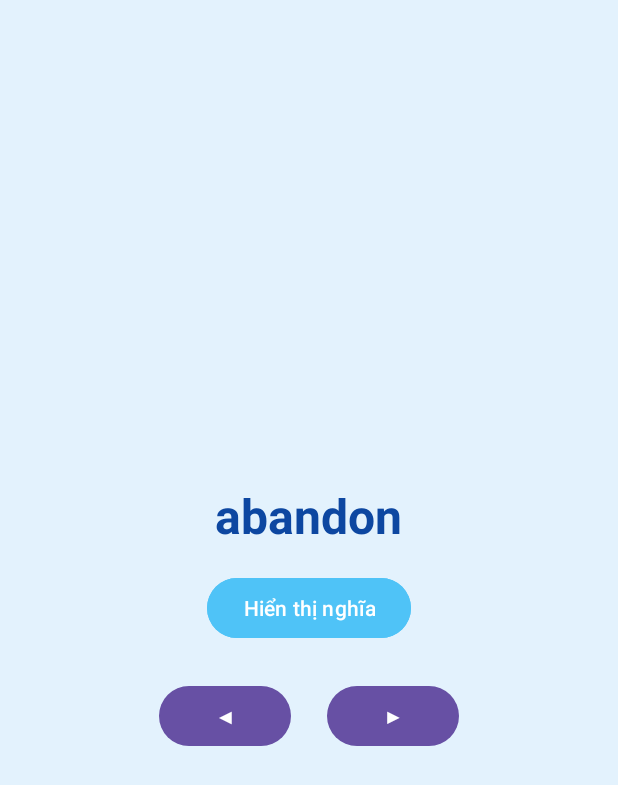
After one commit to hahoang1111/ProjectFinal_Gr03_App, an Android app: the FlashcardActivity screen opened directly, with no data from a screen before it, on a phone screen of 412 x 824 dp. The commit adds this screen. Shown: the top 785 px of the screen. Run offline under Robolectric (Android 15) with nearby library versions, the phone set to English and light mode, and no system bars.

Commit message:
update flashcard

```diff
--- a/app/src/main/AndroidManifest.xml
+++ b/app/src/main/AndroidManifest.xml
@@ -26,5 +26,6 @@
         <activity android:name=".QuizResultActivity" />
         <activity android:name=".QuizHandleActivity" />
         <activity android:name=".dictionary.VocabDetailActivity" />
+        <activity android:name=".dictionary.FlashcardActivity" />
     </application>
 </manifest>
--- a/app/src/main/java/com/example/projectfinal_gr03_app/dictionary/DictionaryA_V.java
+++ b/app/src/main/java/com/example/projectfinal_gr03_app/dictionary/DictionaryA_V.java
@@ -1,18 +1,20 @@
 package com.example.projectfinal_gr03_app.dictionary;
 
+import android.content.Intent;
 import android.os.Bundle;
 import android.os.Handler;
 import android.os.Looper;
 import android.text.Editable;
 import android.text.TextWatcher;
+import android.widget.EditText;
+import android.widget.ImageButton;
+
 import androidx.appcompat.app.AppCompatActivity;
-import android.database.sqlite.SQLiteDatabase;
 import androidx.recyclerview.widget.LinearLayoutManager;
 import androidx.recyclerview.widget.RecyclerView;
 
-import android.widget.EditText;
-
 import com.example.projectfinal_gr03_app.R;
+import com.google.android.material.button.MaterialButton;
 
 import org.json.JSONArray;
 import org.json.JSONObject;
@@ -20,6 +22,7 @@ import org.json.JSONObject;
 import java.io.BufferedReader;
 import java.io.InputStream;
 import java.io.InputStreamReader;
+import java.io.Serializable;
 import java.util.ArrayList;
 import java.util.List;
 
@@ -30,31 +33,27 @@ public class DictionaryA_V extends AppCompatActivity {
     private VocabularyAdapter adapter;
     private List<Vocabulary_Dic> wordList;
     private final Handler searchHandler = new Handler(Looper.getMainLooper());
-    private Runnable searchRunnable;
 
     @Override
     protected void onCreate(Bundle savedInstanceState) {
         super.onCreate(savedInstanceState);
         setContentView(R.layout.dictionarya_v);
 
-        // Khởi tạo view
         rvVocabulary = findViewById(R.id.rvVocabulary);
         etSearch = findViewById(R.id.etSearch);
 
+        // Load danh sách từ vựng từ JSON
         wordList = loadVocabularyFromJson();
 
-        // Khởi tạo danh sách từ vựng mẫu
-
-
-        // Khởi tạo và thiết lập Adapter
+        // Thiết lập Adapter và RecyclerView
         adapter = new VocabularyAdapter(wordList);
         rvVocabulary.setLayoutManager(new LinearLayoutManager(this));
         rvVocabulary.setAdapter(adapter);
 
-        // Filter words on search
+        // Xử lý tìm kiếm
         etSearch.addTextChangedListener(new TextWatcher() {
-            @Override
-            public void beforeTextChanged(CharSequence s, int start, int count, int after) {}
+            @Override public void beforeTextChanged(CharSequence s, int start, int count, int after) {}
+            @Override public void afterTextChanged(Editable s) {}
 
             @Override
             public void onTextChanged(CharSequence s, int start, int before, int count) {
@@ -62,16 +61,20 @@ public class DictionaryA_V extends AppCompatActivity {
                     adapter.filter(s != null ? s.toString() : "");
                 }
             }
+        });
 
-            @Override
-            public void afterTextChanged(Editable s) {}
+        // Bắt sự kiện nút Flashcard
+        MaterialButton btnFlashcard = findViewById(R.id.btnFlashcard);
+        btnFlashcard.setOnClickListener(v -> {
+            Intent intent = new Intent(DictionaryA_V.this, FlashcardActivity.class);
+            intent.putExtra("vocab_list", new ArrayList<>(wordList));
+            startActivity(intent);
         });
     }
 
     private List<Vocabulary_Dic> loadVocabularyFromJson() {
         List<Vocabulary_Dic> vocabularyList = new ArrayList<>();
         try {
-            // Mở file JSON từ res/raw
             InputStream inputStream = getResources().openRawResource(R.raw.vocabulary);
             BufferedReader reader = new BufferedReader(new InputStreamReader(inputStream));
             StringBuilder jsonString = new StringBuilder();
@@ -82,7 +85,6 @@ public class DictionaryA_V extends AppCompatActivity {
             reader.close();
             inputStream.close();
 
-            // Parse JSON
             JSONArray jsonArray = new JSONArray(jsonString.toString());
             for (int i = 0; i < jsonArray.length(); i++) {
                 JSONObject obj = jsonArray.getJSONObject(i);
@@ -93,7 +95,6 @@ public class DictionaryA_V extends AppCompatActivity {
                 String partOfSpeech = obj.optString("partOfSpeech", "");
                 String grammarNote = obj.optString("grammarNote", "");
 
-                // Parse List<String> từ JSONArray
                 List<String> meanings = new ArrayList<>();
                 JSONArray meaningsArray = obj.optJSONArray("vietnameseMeanings");
                 if (meaningsArray != null) {
@@ -126,7 +127,6 @@ public class DictionaryA_V extends AppCompatActivity {
                     }
                 }
 
-                // Tạo object và thêm vào danh sách
                 Vocabulary_Dic vocab = new Vocabulary_Dic(
                         englishWord,
                         phoneticUK,
@@ -148,6 +148,4 @@ public class DictionaryA_V extends AppCompatActivity {
 
         return vocabularyList;
     }
-
-
 }
--- /dev/null
+++ b/app/src/main/java/com/example/projectfinal_gr03_app/dictionary/FlashcardActivity.java
@@ -0,0 +1,166 @@
+package com.example.projectfinal_gr03_app.dictionary;
+
+import android.os.Bundle;
+import android.view.View;
+import android.widget.Button;
+import android.widget.TextView;
+
+import androidx.appcompat.app.AppCompatActivity;
+
+import com.example.projectfinal_gr03_app.R;
+
+import org.json.JSONArray;
+import org.json.JSONObject;
+
+import java.io.BufferedReader;
+import java.io.InputStream;
+import java.io.InputStreamReader;
+import java.util.ArrayList;
+import java.util.List;
+
+public class FlashcardActivity extends AppCompatActivity {
+
+    private TextView tvEnglishWord, tvMeaning;
+    private Button btnShowMeaning, btnNext, btnPrevious;
+
+    private List<Vocabulary_Dic> wordList;
+    private int currentIndex = 0;
+    private boolean isMeaningShown = false;
+
+    @Override
+    protected void onCreate(Bundle savedInstanceState) {
+        super.onCreate(savedInstanceState);
+        setContentView(R.layout.activity_flashcard); // Đảm bảo bạn tạo file XML này
+
+        // Ánh xạ view
+        tvEnglishWord = findViewById(R.id.tvEnglishWord);
+        tvMeaning = findViewById(R.id.tvMeaning);
+        btnShowMeaning = findViewById(R.id.btnShowMeaning);
+        btnNext = findViewById(R.id.btnNext);
+        btnPrevious = findViewById(R.id.btnPrevious);
+
+        wordList = loadVocabularyFromJson();
+        if (!wordList.isEmpty()) {
+            displayCurrentWord();
+        }
+
+        btnShowMeaning.setOnClickListener(v -> toggleMeaning());
+
+        btnNext.setOnClickListener(v -> {
+            if (currentIndex < wordList.size() - 1) {
+                currentIndex++;
+                displayCurrentWord();
+            }
+        });
+
+        btnPrevious.setOnClickListener(v -> {
+            if (currentIndex > 0) {
+                currentIndex--;
+                displayCurrentWord();
+            }
+        });
+    }
+
+    private void displayCurrentWord() {
+        isMeaningShown = false;
+        Vocabulary_Dic vocab = wordList.get(currentIndex);
+        tvEnglishWord.setText(vocab.getEnglishWord());
+        tvMeaning.setVisibility(View.GONE);
+        btnShowMeaning.setText("Hiển thị nghĩa");
+    }
+
+    private void toggleMeaning() {
+        if (!isMeaningShown) {
+            Vocabulary_Dic vocab = wordList.get(currentIndex);
+            String meaning = (vocab.getVietnameseMeanings() != null && !vocab.getVietnameseMeanings().isEmpty())
+                    ? vocab.getVietnameseMeanings().get(0)
+                    : "Chưa có nghĩa";
+
+            tvMeaning.setText(meaning);
+            tvMeaning.setVisibility(View.VISIBLE);
+            btnShowMeaning.setText("Ẩn nghĩa");
+            isMeaningShown = true;
+        } else {
+            tvMeaning.setVisibility(View.GONE);
+            btnShowMeaning.setText("Hiển thị nghĩa");
+            isMeaningShown = false;
+        }
+    }
+
+    private List<Vocabulary_Dic> loadVocabularyFromJson() {
+        List<Vocabulary_Dic> vocabularyList = new ArrayList<>();
+        try {
+            InputStream inputStream = getResources().openRawResource(R.raw.vocabulary);
+            BufferedReader reader = new BufferedReader(new InputStreamReader(inputStream));
+            StringBuilder jsonString = new StringBuilder();
+            String line;
+            while ((line = reader.readLine()) != null) {
+                jsonString.append(line);
+            }
+            reader.close();
+            inputStream.close();
+
+            JSONArray jsonArray = new JSONArray(jsonString.toString());
+            for (int i = 0; i < jsonArray.length(); i++) {
+                JSONObject obj = jsonArray.getJSONObject(i);
+
+                String englishWord = obj.optString("englishWord", "");
+                String phoneticUK = obj.optString("phoneticUK", "");
+                String phoneticUS = obj.optString("phoneticUS", "");
+                String partOfSpeech = obj.optString("partOfSpeech", "");
+                String grammarNote = obj.optString("grammarNote", "");
+
+                List<String> meanings = new ArrayList<>();
+                JSONArray meaningsArray = obj.optJSONArray("vietnameseMeanings");
+                if (meaningsArray != null) {
+                    for (int j = 0; j < meaningsArray.length(); j++) {
+                        meanings.add(meaningsArray.optString(j));
+                    }
+                }
+
+                List<String> examples = new ArrayList<>();
+                JSONArray examplesArray = obj.optJSONArray("examples");
+                if (examplesArray != null) {
+                    for (int j = 0; j < examplesArray.length(); j++) {
+                        examples.add(examplesArray.optString(j));
+                    }
+                }
+
+                List<String> synonyms = new ArrayList<>();
+                JSONArray synonymsArray = obj.optJSONArray("synonyms");
+                if (synonymsArray != null) {
+                    for (int j = 0; j < synonymsArray.length(); j++) {
+                        synonyms.add(synonymsArray.optString(j));
+                    }
+                }
+
+                List<String> antonyms = new ArrayList<>();
+                JSONArray antonymsArray = obj.optJSONArray("antonyms");
+                if (antonymsArray != null) {
+                    for (int j = 0; j < antonymsArray.length(); j++) {
+                        antonyms.add(antonymsArray.optString(j));
+                    }
+                }
+
+                Vocabulary_Dic vocab = new Vocabulary_Dic(
+                        englishWord,
+                        phoneticUK,
+                        phoneticUS,
+                        partOfSpeech,
+                        meanings,
+                        examples,
+                        synonyms,
+                        antonyms,
+                        grammarNote
+                );
+
+                vocabularyList.add(vocab);
+            }
+
+        } catch (Exception e) {
+            e.printStackTrace();
+        }
+
+        return vocabularyList;
+    }
+}
--- /dev/null
+++ b/app/src/main/res/layout/activity_flashcard.xml
@@ -0,0 +1,62 @@
+<?xml version="1.0" encoding="utf-8"?>
+<LinearLayout xmlns:android="http://schemas.android.com/apk/res/android"
+    android:id="@+id/flashcardLayout"
+    android:layout_width="match_parent"
+    android:layout_height="match_parent"
+    android:background="#E3F2FD"
+    android:orientation="vertical"
+    android:padding="24dp"
+    android:gravity="center">
+
+    <!-- Từ tiếng Anh -->
+    <TextView
+        android:id="@+id/tvEnglishWord"
+        android:layout_width="wrap_content"
+        android:layout_height="wrap_content"
+        android:text="Example"
+        android:textSize="32sp"
+        android:textStyle="bold"
+        android:textColor="#0D47A1"
+        android:layout_marginBottom="16dp"/>
+
+    <!-- Nghĩa tiếng Việt (ẩn/hiện) -->
+    <TextView
+        android:id="@+id/tvMeaning"
+        android:layout_width="wrap_content"
+        android:layout_height="wrap_content"
+        android:text="Nghĩa tiếng Việt"
+        android:textSize="20sp"
+        android:textColor="#37474F"
+        android:visibility="gone"
+        android:layout_marginBottom="32dp"/>
+
+    <!-- Nút hiển thị nghĩa -->
+    <Button
+        android:id="@+id/btnShowMeaning"
+        android:layout_width="wrap_content"
+        android:layout_height="wrap_content"
+        android:text="Hiển thị nghĩa"
+        android:backgroundTint="#4FC3F7"
+        android:textColor="#ffffff"
+        android:layout_marginBottom="24dp"/>
+
+    <!-- Nút điều hướng -->
+    <LinearLayout
+        android:layout_width="wrap_content"
+        android:layout_height="wrap_content"
+        android:orientation="horizontal">
+
+        <Button
+            android:id="@+id/btnPrevious"
+            android:layout_width="wrap_content"
+            android:layout_height="wrap_content"
+            android:text="◀"
+            android:layout_marginEnd="24dp"/>
+
+        <Button
+            android:id="@+id/btnNext"
+            android:layout_width="wrap_content"
+            android:layout_height="wrap_content"
+            android:text="▶"/>
+    </LinearLayout>
+</LinearLayout>
--- a/app/src/main/res/layout/dictionarya_v.xml
+++ b/app/src/main/res/layout/dictionarya_v.xml
@@ -38,4 +38,16 @@
         android:layout_weight="1"
         android:background="#E4EEF8"
         android:paddingBottom="8dp" />
+
+    <!-- Nút mở Flashcard -->
+    <Button
+        android:id="@+id/btnFlashcard"
+        android:layout_width="match_parent"
+        android:layout_height="wrap_content"
+        android:text="🎮 Ôn từ với Flashcard"
+        android:layout_marginTop="12dp"
+        android:layout_marginBottom="4dp"
+        android:backgroundTint="#90CAF9"
+        android:textColor="#0D47A1"
+        android:textStyle="bold" />
 </LinearLayout>
```
